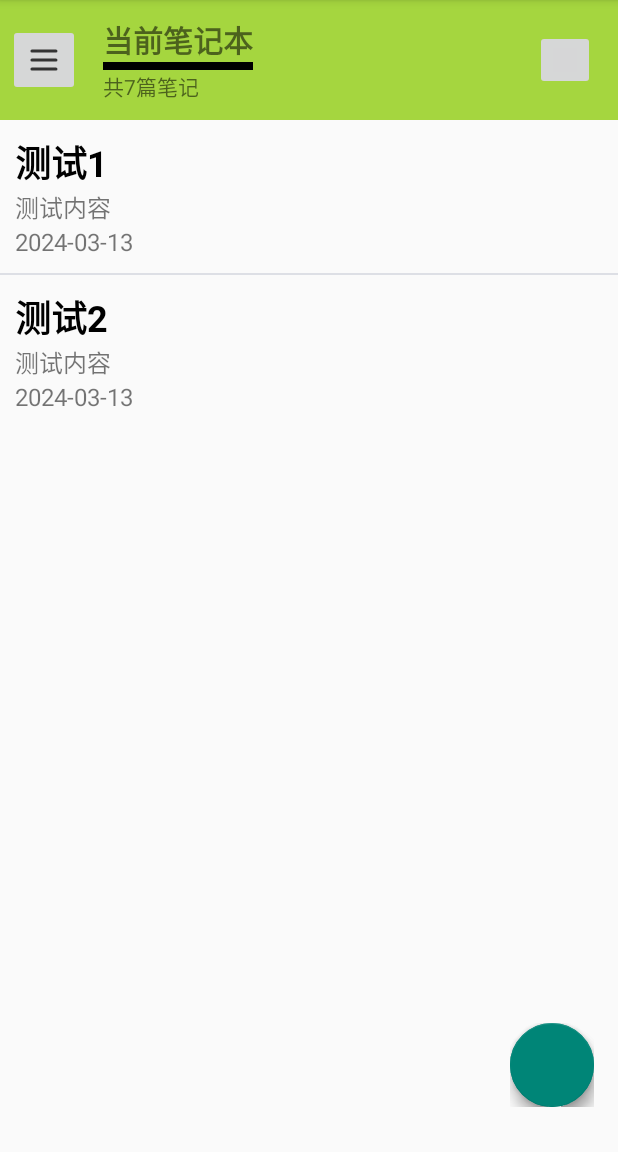
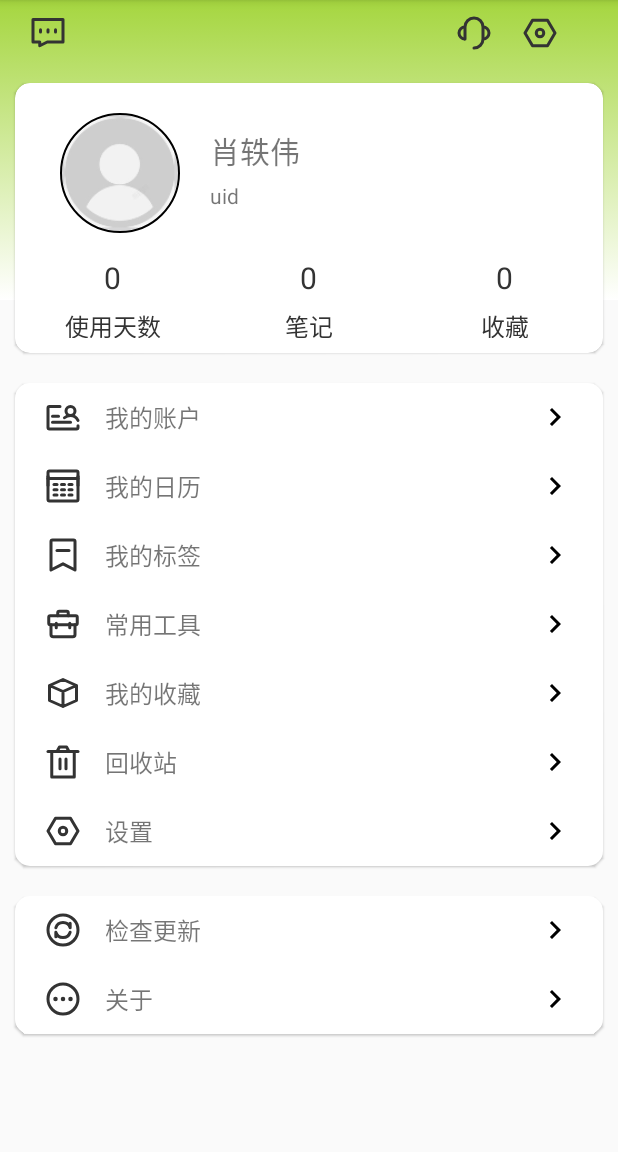
Before and after one commit to potter-Zhang/Spacetime, an Android app: the screen it shows after launch (MainActivity), on a phone screen of 412 x 824 dp, the part 84-1236 px from its top. Run offline under Robolectric (Android 15) with nearby library versions, the phone set to English and light mode, and no system bars; our stand-ins replace CircleImageView, Room's generated code, data binding; libraries missing offline, so code that uses them is left out: com.xuexiang.xui; plain views replace FloatingActionButton, FloatingActionsMenu, IconImageView.

Commit message:
完成user fragment的初步设计

```diff
--- a/app/src/main/res/layout/activity_main.xml
+++ b/app/src/main/res/layout/activity_main.xml
@@ -15,7 +15,7 @@
 
         <fragment
             android:id="@+id/frag_note"
-            android:name="edu.whu.spacetime.fragment.NoteBrowserFragment"
+            android:name="edu.whu.spacetime.fragment.UserFragment"
             android:layout_width="match_parent"
             android:layout_height="match_parent"/>
 
--- a/app/src/main/res/layout/fragment_user.xml
+++ b/app/src/main/res/layout/fragment_user.xml
@@ -77,48 +77,110 @@
                     android:text="肖轶伟"
                     android:textSize="20sp"/>
 
+                <TextView
+                    android:id="@+id/uid"
+                    android:layout_width="wrap_content"
+                    android:layout_height="wrap_content"
+                    android:layout_marginStart="130dp"
+                    android:layout_marginTop="65dp"
+                    android:text="uid"
+                    android:textSize="14sp"/>
+
                 <LinearLayout
                     android:id="@+id/user_ll_msg"
                     android:layout_width="match_parent"
                     android:layout_height="wrap_content"
-                    android:layout_marginTop="120dp"
-                    android:orientation="horizontal"/>
+                    android:layout_marginTop="110dp"
+                    android:orientation="horizontal">
+
+                    <LinearLayout
+                        android:id="@+id/user_ll_use_day"
+                        android:layout_width="0dp"
+                        android:layout_height="wrap_content"
+                        android:layout_weight="1"
+                        android:orientation="vertical">
 
                         <TextView
                             android:id="@+id/user_using_days"
                             android:layout_width="wrap_content"
-                    android:layout_height="wrap_content"
-                    android:layout_weight="4"
+                            android:layout_height="40dp"
+                            android:layout_gravity="center_horizontal"
+                            android:gravity="center"
+                            android:text="0"
+                            android:textColor="#333333"
+                            android:textSize="20sp" />
+
+                        <TextView
+                            android:id="@+id/user_tv_using_days"
+                            android:layout_width="wrap_content"
+                            android:layout_height="20dp"
+                            android:layout_gravity="center_horizontal"
                             android:gravity="center"
                             android:text="使用天数"
                             android:textColor="#333333"
-                    android:layout_marginStart="50dp"
-                    android:layout_marginTop="145dp"
                             android:textSize="16sp" />
+
+                    </LinearLayout>
+
+                    <LinearLayout
+                        android:id="@+id/user_ll_use_note_count"
+                        android:layout_width="0dp"
+                        android:layout_height="wrap_content"
+                        android:layout_weight="1"
+                        android:orientation="vertical">
 
                         <TextView
                             android:id="@+id/user_note_count"
                             android:layout_width="wrap_content"
-                    android:layout_height="wrap_content"
-                    android:layout_weight="4"
+                            android:layout_height="40dp"
+                            android:layout_gravity="center_horizontal"
+                            android:gravity="center"
+                            android:text="0"
+                            android:textColor="#333333"
+                            android:textSize="20sp" />
+
+                        <TextView
+                            android:id="@+id/user_tv_note_count"
+                            android:layout_width="wrap_content"
+                            android:layout_height="20dp"
+                            android:layout_gravity="center_horizontal"
                             android:gravity="center"
                             android:text="笔记"
                             android:textColor="#333333"
-                    android:layout_gravity="center_horizontal"
-                    android:layout_marginTop="145dp"
                             android:textSize="16sp" />
 
+                    </LinearLayout>
+
+                    <LinearLayout
+                        android:id="@+id/user_ll_collection_count"
+                        android:layout_width="0dp"
+                        android:layout_height="wrap_content"
+                        android:layout_weight="1"
+                        android:orientation="vertical">
+
                         <TextView
-                    android:id="@+id/user_collection"
+                            android:id="@+id/user_collection_count"
                             android:layout_width="wrap_content"
-                    android:layout_height="wrap_content"
-                    android:layout_weight="4"
+                            android:layout_height="40dp"
+                            android:layout_gravity="center_horizontal"
+                            android:gravity="center"
+                            android:text="0"
+                            android:textColor="#333333"
+                            android:textSize="20sp" />
+
+                        <TextView
+                            android:id="@+id/user_tv_collection"
+                            android:layout_width="wrap_content"
+                            android:layout_height="20dp"
+                            android:layout_gravity="center_horizontal"
                             android:gravity="center"
                             android:text="收藏"
                             android:textColor="#333333"
-                    android:layout_marginStart="300dp"
-                    android:layout_marginTop="145dp"
                             android:textSize="16sp" />
+
+                    </LinearLayout>
+
+                </LinearLayout>
 
             </androidx.cardview.widget.CardView>
 
```
Also changed, not shown: app/src/main/java/edu/whu/spacetime/activity/MainActivity.java (+60 -60 lines). Lines whose indentation alone changed are shown as unchanged.
